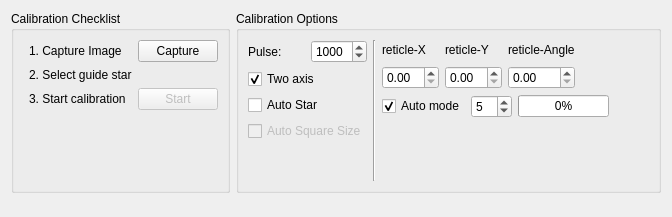
KDE/kstars, file kstars/ekos/guide/rcalibration.ui: the form before one commit.
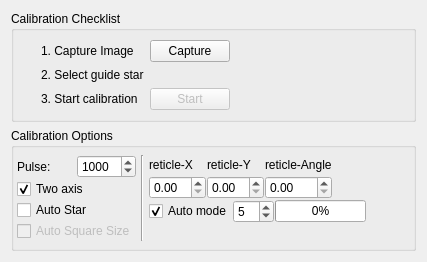
The form after the commit. Custom widgets are drawn as their Qt base class.

Commit message: Several changes to the guiding GUI to make it more compact, still needs further improvements maybe with embedded FITS View

```diff
--- a/kstars/ekos/guide/rcalibration.ui
+++ b/kstars/ekos/guide/rcalibration.ui
@@ -6,8 +6,8 @@
    <rect>
     <x>0</x>
     <y>0</y>
-    <width>672</width>
-    <height>217</height>
+    <width>404</width>
+    <height>231</height>
    </rect>
   </property>
   <property name="minimumSize">
@@ -16,18 +16,81 @@
     <height>0</height>
    </size>
   </property>
-  <layout class="QVBoxLayout" name="verticalLayout_5">
-   <item>
-    <layout class="QHBoxLayout" name="horizontalLayout_3">
+  <layout class="QVBoxLayout" name="verticalLayout_3">
      <item>
       <widget class="QGroupBox" name="calibrationChecklistGroup">
        <property name="title">
         <string>Calibration Checklist</string>
        </property>
-       <layout class="QVBoxLayout" name="verticalLayout_4">
+     <layout class="QHBoxLayout" name="horizontalLayout_2">
+      <item>
+       <widget class="KLed" name="startCalibrationLED" native="true">
+        <property name="maximumSize">
+         <size>
+          <width>16</width>
+          <height>16</height>
+         </size>
+        </property>
+        <property name="color" stdset="0">
+         <color>
+          <red>200</red>
+          <green>200</green>
+          <blue>200</blue>
+         </color>
+        </property>
+       </widget>
+      </item>
+      <item>
+       <widget class="KLed" name="selectStarLED" native="true">
+        <property name="maximumSize">
+         <size>
+          <width>16</width>
+          <height>16</height>
+         </size>
+        </property>
+        <property name="color" stdset="0">
+         <color>
+          <red>200</red>
+          <green>200</green>
+          <blue>200</blue>
+         </color>
+        </property>
+       </widget>
+      </item>
+      <item>
+       <widget class="KLed" name="captureLED" native="true">
+        <property name="maximumSize">
+         <size>
+          <width>16</width>
+          <height>16</height>
+         </size>
+        </property>
+        <property name="color" stdset="0">
+         <color>
+          <red>200</red>
+          <green>200</green>
+          <blue>200</blue>
+         </color>
+        </property>
+       </widget>
+      </item>
         <item>
          <layout class="QGridLayout" name="gridLayout">
-          <item row="1" column="1">
+        <item row="0" column="0">
+         <widget class="QLabel" name="label_8">
+          <property name="text">
+           <string>1. Capture Image</string>
+          </property>
+         </widget>
+        </item>
+        <item row="0" column="1">
+         <widget class="QPushButton" name="captureB">
+          <property name="text">
+           <string>Capture</string>
+          </property>
+         </widget>
+        </item>
+        <item row="1" column="0">
            <widget class="QLabel" name="label_9">
             <property name="text">
              <string>2. Select guide star</string>
@@ -52,61 +115,13 @@
            </widget>
           </item>
           <item row="2" column="0">
-           <widget class="KLed" name="startCalibrationLED" native="true">
-            <property name="maximumSize">
-             <size>
-              <width>16</width>
-              <height>16</height>
-             </size>
-            </property>
-            <property name="color" stdset="0">
-             <color>
-              <red>200</red>
-              <green>200</green>
-              <blue>200</blue>
-             </color>
-            </property>
-           </widget>
-          </item>
-          <item row="0" column="1">
-           <widget class="QLabel" name="label_8">
-            <property name="text">
-             <string>1. Capture Image</string>
-            </property>
-           </widget>
-          </item>
-          <item row="2" column="1">
            <widget class="QLabel" name="label_10">
             <property name="text">
              <string>3. Start calibration</string>
             </property>
            </widget>
           </item>
-          <item row="0" column="2">
-           <widget class="QPushButton" name="captureB">
-            <property name="text">
-             <string>Capture</string>
-            </property>
-           </widget>
-          </item>
-          <item row="0" column="0">
-           <widget class="KLed" name="captureLED" native="true">
-            <property name="maximumSize">
-             <size>
-              <width>16</width>
-              <height>16</height>
-             </size>
-            </property>
-            <property name="color" stdset="0">
-             <color>
-              <red>200</red>
-              <green>200</green>
-              <blue>200</blue>
-             </color>
-            </property>
-           </widget>
-          </item>
-          <item row="2" column="2">
+        <item row="2" column="1">
            <widget class="QPushButton" name="pushButton_StartCalibration">
             <property name="enabled">
              <bool>false</bool>
@@ -116,23 +131,20 @@
             </property>
            </widget>
           </item>
-          <item row="3" column="1">
-           <spacer name="verticalSpacer">
+       </layout>
+      </item>
+      <item>
+       <spacer name="horizontalSpacer_4">
             <property name="orientation">
-             <enum>Qt::Vertical</enum>
-            </property>
-            <property name="sizeType">
-             <enum>QSizePolicy::MinimumExpanding</enum>
+         <enum>Qt::Horizontal</enum>
             </property>
             <property name="sizeHint" stdset="0">
              <size>
-              <width>20</width>
-              <height>1</height>
+          <width>40</width>
+          <height>20</height>
              </size>
             </property>
            </spacer>
-          </item>
-         </layout>
         </item>
        </layout>
       </widget>
@@ -143,10 +155,31 @@
         <string>Calibration Options</string>
        </property>
        <layout class="QHBoxLayout" name="horizontalLayout_4">
+      <property name="spacing">
+       <number>5</number>
+      </property>
+      <property name="leftMargin">
+       <number>3</number>
+      </property>
+      <property name="topMargin">
+       <number>7</number>
+      </property>
+      <property name="rightMargin">
+       <number>7</number>
+      </property>
+      <property name="bottomMargin">
+       <number>7</number>
+      </property>
         <item>
          <layout class="QVBoxLayout" name="verticalLayout_2">
+        <property name="spacing">
+         <number>1</number>
+        </property>
           <item>
            <layout class="QGridLayout" name="gridLayout_2">
+          <property name="spacing">
+           <number>1</number>
+          </property>
             <item row="0" column="0">
              <widget class="QLabel" name="l_29">
               <property name="text">
@@ -232,8 +265,14 @@
         </item>
         <item>
          <layout class="QVBoxLayout" name="verticalLayout">
+        <property name="spacing">
+         <number>1</number>
+        </property>
           <item>
            <layout class="QGridLayout" name="gridLayout_3">
+          <property name="spacing">
+           <number>1</number>
+          </property>
             <item row="1" column="0">
              <widget class="QDoubleSpinBox" name="spinBox_ReticleX"/>
             </item>
@@ -298,6 +337,9 @@
           </item>
           <item>
            <layout class="QHBoxLayout" name="horizontalLayout">
+          <property name="spacing">
+           <number>1</number>
+          </property>
             <item>
              <widget class="QCheckBox" name="autoModeCheck">
               <property name="text">
@@ -375,8 +417,6 @@
         </item>
        </layout>
       </widget>
-     </item>
-    </layout>
    </item>
    <item>
     <spacer name="verticalSpacer_4">
```
Left out of the diff: 17 changed lines with no effect on the pictures. Lines whose indentation alone changed are shown as unchanged. The commit also changes 3 other files.
